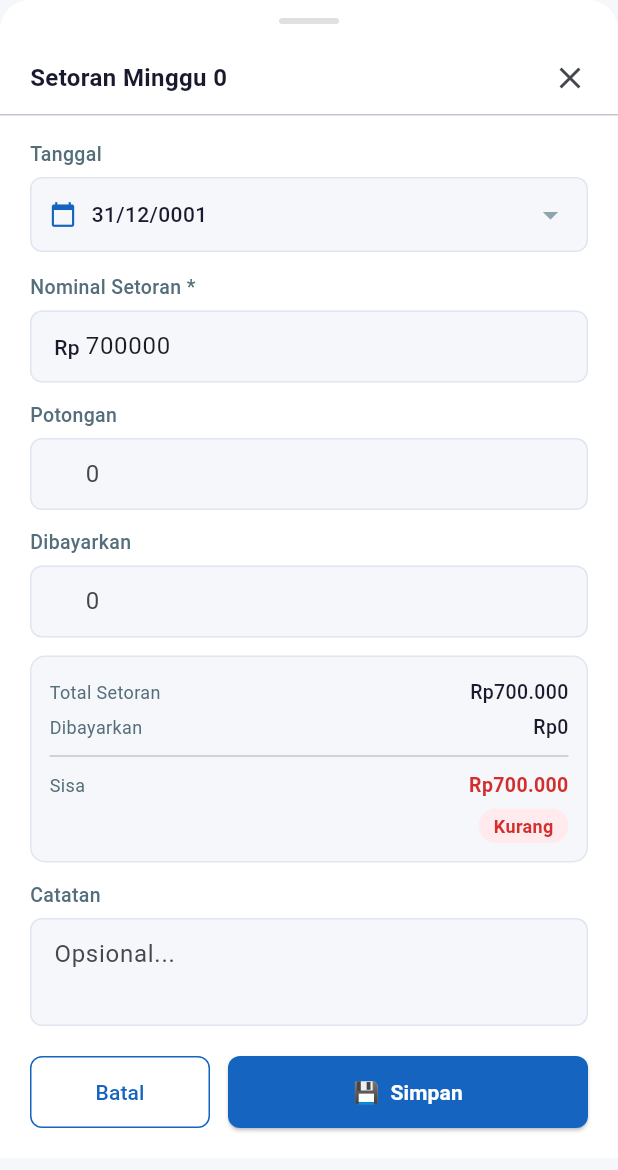
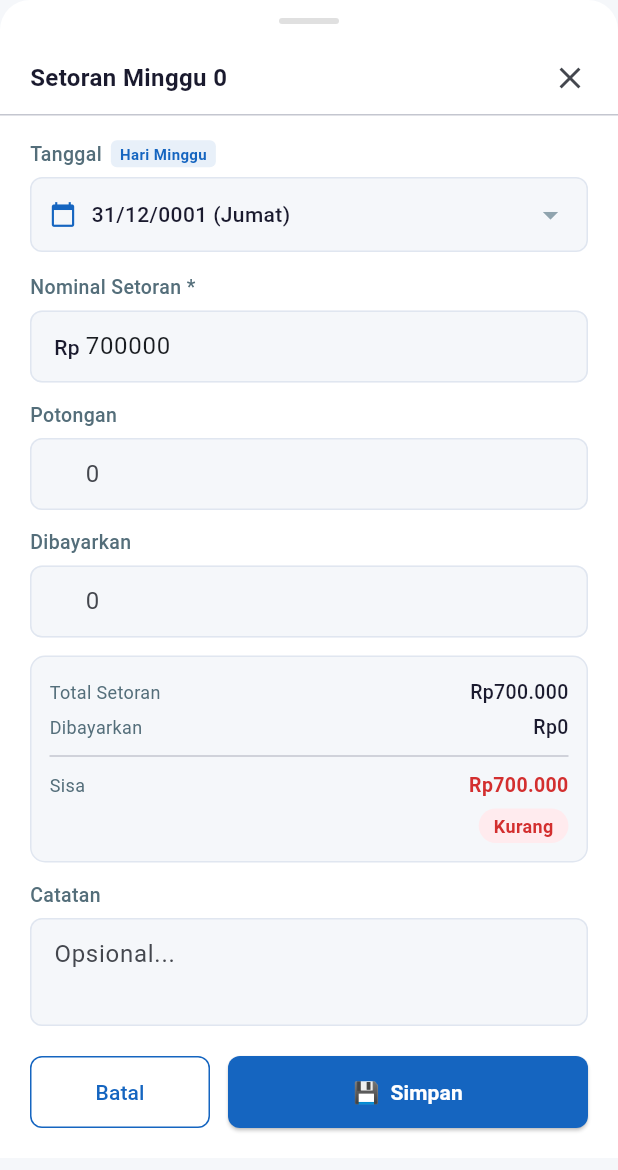
Before and after one commit to redovarin09/setoran_mobil, a Flutter app: the InputSetoranSheet widget shown alone on an empty page, opened directly with empty values, on a phone screen of 412 x 824 dp. Shown: the top 1170 px of the screen. Run offline on Flutter 3.47's test engine with Material 3 defaults, Android fonts, the phone set to English and light mode, and no system bars; our stand-ins replace fl_chart, share_plus, sqflite; missing offline and left inert: excel; accounts and stored records are empty.

Commit message:
fix: hitung minggu berdasarkan jumlah hari Minggu, datepicker sunday only

```diff
--- a/lib/core/utils/week_helper.dart
+++ b/lib/core/utils/week_helper.dart
@@ -1,33 +1,47 @@
 class WeekHelper {
-  /// Hitung jumlah minggu aktif dalam satu bulan
+  /// Hitung jumlah hari MINGGU (Sunday) dalam satu bulan
   static int jumlahMinggu(int bulan, int tahun) {
-    final firstDay = DateTime(tahun, bulan, 1);
-    final lastDay  = DateTime(tahun, bulan + 1, 0);
-    return ((lastDay.day + firstDay.weekday - 1) / 7).ceil();
+    final lastDay = DateTime(tahun, bulan + 1, 0).day;
+    int count = 0;
+    for (int d = 1; d <= lastDay; d++) {
+      if (DateTime(tahun, bulan, d).weekday == DateTime.sunday) {
+        count++;
+      }
+    }
+    return count;
   }
 
-  /// Hitung tanggal default untuk minggu ke-N
-  /// Mengambil hari Senin pertama bulan itu sebagai acuan
+  /// Tanggal hari Minggu ke-N dalam bulan tersebut
   static DateTime tanggalMinggu(int mingguKe, int bulan, int tahun) {
-    final firstDay = DateTime(tahun, bulan, 1);
+    final lastDay = DateTime(tahun, bulan + 1, 0).day;
+    int count = 0;
+    for (int d = 1; d <= lastDay; d++) {
+      final dt = DateTime(tahun, bulan, d);
+      if (dt.weekday == DateTime.sunday) {
+        count++;
+        if (count == mingguKe) return dt;
+      }
+    }
+    // Fallback: hari Minggu terakhir bulan
+    return DateTime(tahun, bulan + 1, 0);
+  }
 
-    // Cari Senin pertama di bulan ini
-    // weekday: 1=Sen, 2=Sel, ..., 7=Ming
-    final daysToMonday = firstDay.weekday == 1
-        ? 0
-        : (8 - firstDay.weekday) % 7;
+  /// Semua tanggal hari Minggu dalam satu bulan
+  static List<DateTime> semuaMinggu(int bulan, int tahun) {
+    final lastDay = DateTime(tahun, bulan + 1, 0).day;
+    final result  = <DateTime>[];
+    for (int d = 1; d <= lastDay; d++) {
+      final dt = DateTime(tahun, bulan, d);
+      if (dt.weekday == DateTime.sunday) {
+        result.add(dt);
+      }
+    }
+    return result;
+  }
 
-    final firstMonday = firstDay.add(Duration(days: daysToMonday));
-
-    // Minggu ke-N dimulai dari Senin ke-(N-1) setelah Senin pertama
-    final weekDate = firstMonday.add(Duration(days: (mingguKe - 1) * 7));
-
-    // Pastikan masih dalam bulan yang sama
-    if (weekDate.month != bulan) {
-      return DateTime(tahun, bulan + 1, 0); // hari terakhir bulan
-    }
-    return weekDate;
-  }
+  /// Cek apakah tanggal adalah hari Minggu
+  static bool isSunday(DateTime dt) =>
+      dt.weekday == DateTime.sunday;
 
   /// Format tanggal ke DD/MM/YYYY
   static String format(DateTime dt) =>
--- a/lib/main.dart
+++ b/lib/main.dart
@@ -7,9 +7,11 @@ import 'screens/dashboard/dashboard_screen.dart';
 import 'screens/setoran/setoran_screen.dart';
 import 'screens/perbaikan/perbaikan_screen.dart';
 import 'screens/pengaturan/pengaturan_screen.dart';
+import 'package:intl/date_symbol_data_local.dart';
 
 void main() async {
   WidgetsFlutterBinding.ensureInitialized();
+  await initializeDateFormatting('id_ID', null);
   SystemChrome.setPreferredOrientations([DeviceOrientation.portraitUp]);
   SystemChrome.setSystemUIOverlayStyle(
     const SystemUiOverlayStyle(
--- a/lib/screens/setoran/input_setoran_sheet.dart
+++ b/lib/screens/setoran/input_setoran_sheet.dart
@@ -194,6 +194,7 @@ class _InputSetoranSheetState extends State<InputSetoranSheet> {
                     initialDate: _tanggal,
                     firstDate: DateTime(widget.tahun, widget.bulan, 1),
                     lastDate: DateTime(widget.tahun, widget.bulan + 1, 0),
+		    sundayOnly: true,
                     onChanged: (dt) => setState(() => _tanggal = dt),
                   ),
 
--- a/lib/widgets/date_picker_field.dart
+++ b/lib/widgets/date_picker_field.dart
@@ -8,6 +8,8 @@ class DatePickerField extends StatefulWidget {
   final ValueChanged<DateTime> onChanged;
   final DateTime? firstDate;
   final DateTime? lastDate;
+  // Jika true, hanya hari Minggu yang bisa dipilih
+  final bool sundayOnly;
 
   const DatePickerField({
     super.key,
@@ -16,6 +18,7 @@ class DatePickerField extends StatefulWidget {
     required this.onChanged,
     this.firstDate,
     this.lastDate,
+    this.sundayOnly = false,
   });
 
   @override
@@ -24,7 +27,8 @@ class DatePickerField extends StatefulWidget {
 
 class _DatePickerFieldState extends State<DatePickerField> {
   late DateTime _selected;
-  final _fmt = DateFormat('dd/MM/yyyy');
+  final _fmt = DateFormat('dd/MM/yyyy (EEEE)', 'id_ID');
+  final _fmtSimple = DateFormat('dd/MM/yyyy');
 
   @override
   void initState() {
@@ -39,6 +43,10 @@ class _DatePickerFieldState extends State<DatePickerField> {
       initialDate: _selected,
       firstDate: widget.firstDate ?? DateTime(2020),
       lastDate: widget.lastDate ?? DateTime(now.year + 2),
+      // Hanya hari Minggu yang bisa dipilih jika sundayOnly = true
+      selectableDayPredicate: widget.sundayOnly
+          ? (day) => day.weekday == DateTime.sunday
+          : null,
       builder: (context, child) {
         return Theme(
           data: Theme.of(context).copyWith(
@@ -60,8 +68,17 @@ class _DatePickerFieldState extends State<DatePickerField> {
 
   @override
   Widget build(BuildContext context) {
+    String displayText;
+    try {
+      displayText = _fmt.format(_selected);
+    } catch (_) {
+      displayText = _fmtSimple.format(_selected);
+    }
+
     return Column(
       crossAxisAlignment: CrossAxisAlignment.start,
+      children: [
+        Row(
           children: [
             Text(
               widget.label,
@@ -70,6 +87,27 @@ class _DatePickerFieldState extends State<DatePickerField> {
                 color: AppColors.textMedium,
                 fontWeight: FontWeight.w500,
               ),
+            ),
+            if (widget.sundayOnly) ...[
+              const SizedBox(width: 6),
+              Container(
+                padding: const EdgeInsets.symmetric(
+                    horizontal: 6, vertical: 2),
+                decoration: BoxDecoration(
+                  color: AppColors.primary.withValues(alpha: 0.1),
+                  borderRadius: BorderRadius.circular(4),
+                ),
+                child: const Text(
+                  'Hari Minggu',
+                  style: TextStyle(
+                    fontSize: 10,
+                    color: AppColors.primary,
+                    fontWeight: FontWeight.bold,
+                  ),
+                ),
+              ),
+            ],
+          ],
         ),
         const SizedBox(height: 6),
         GestureDetector(
@@ -87,15 +125,16 @@ class _DatePickerFieldState extends State<DatePickerField> {
                 const Icon(Icons.calendar_today,
                     size: 18, color: AppColors.primary),
                 const SizedBox(width: 10),
-                Text(
-                  _fmt.format(_selected),
+                Expanded(
+                  child: Text(
+                    displayText,
                     style: const TextStyle(
                       fontSize: 14,
                       color: AppColors.textDark,
                       fontWeight: FontWeight.w500,
                     ),
                   ),
-                const Spacer(),
+                ),
                 const Icon(Icons.arrow_drop_down,
                     color: AppColors.textLight),
               ],
```
Lines whose indentation alone changed are shown as unchanged.
